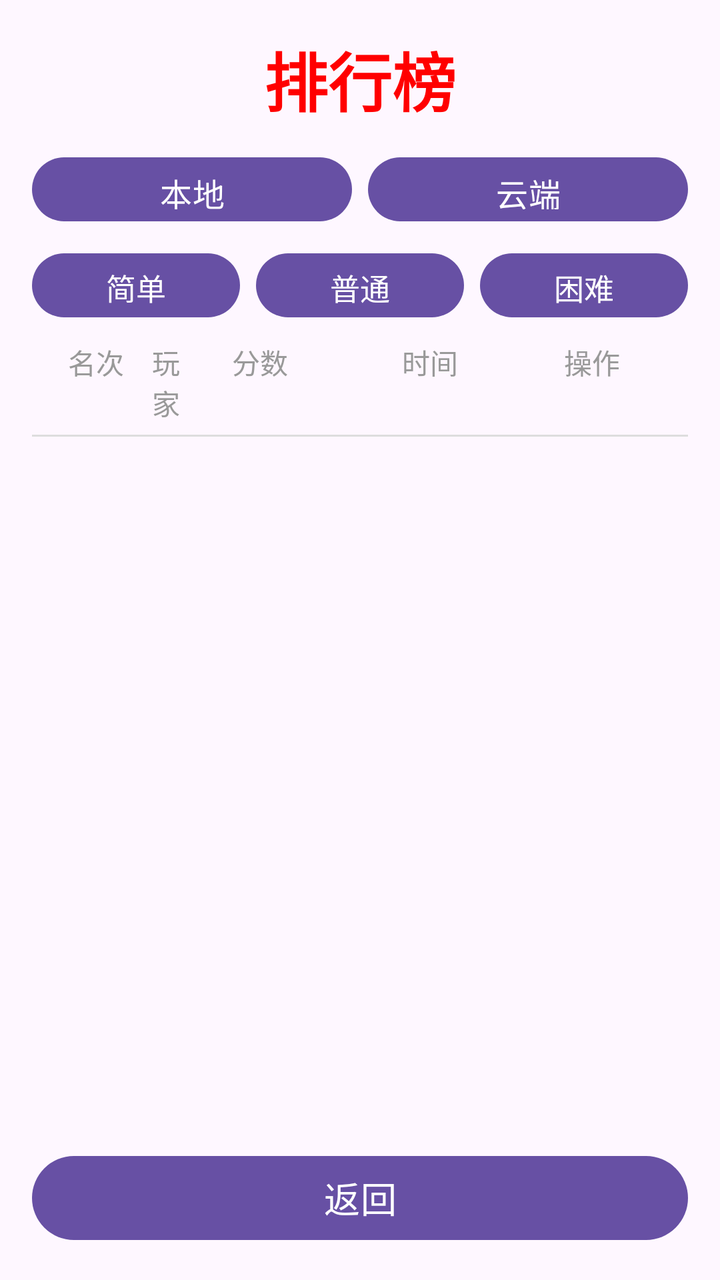
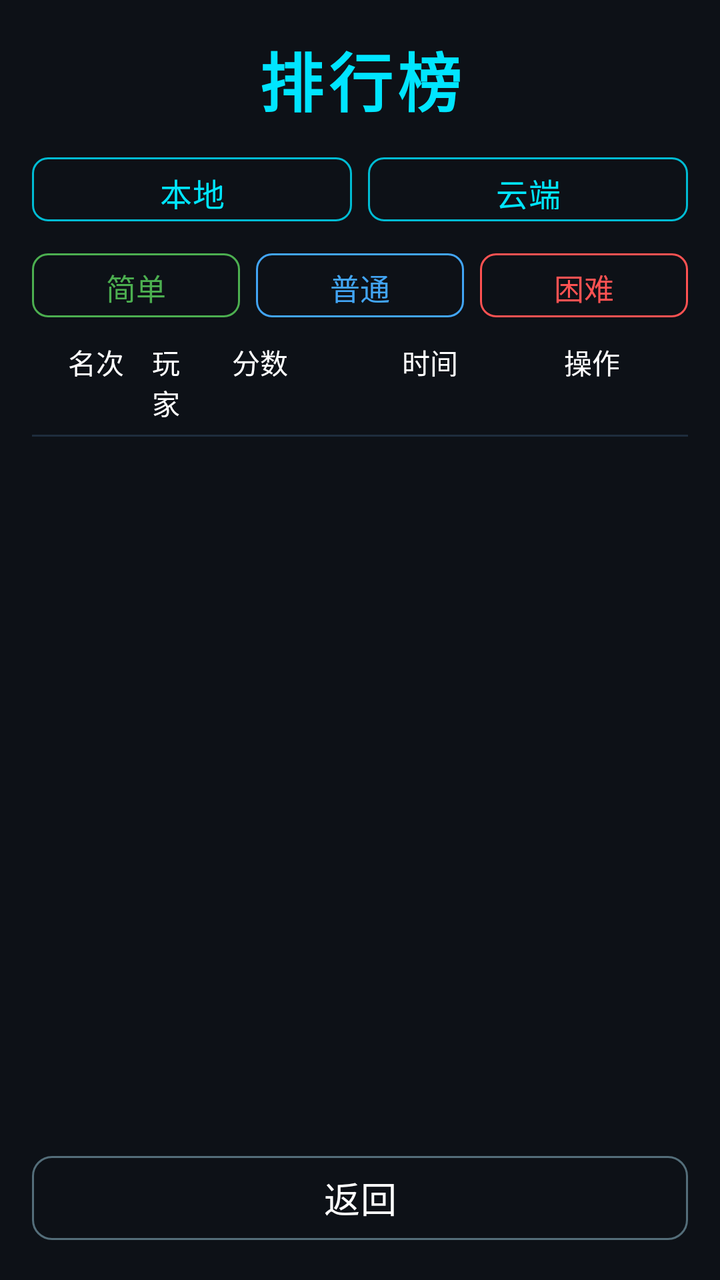

Screens rendered from an Android XML layout before and after an edit, with the pre-edit source and the edit as a unified diff.
<!-- AndroidManifest.xml: application theme Theme.AircraftWar -->
<!-- res/layout/activity_ranking.xml -->
<?xml version="1.0" encoding="utf-8"?>
<LinearLayout xmlns:android="http://schemas.android.com/apk/res/android"
    android:layout_width="match_parent"
    android:layout_height="match_parent"
    android:orientation="vertical"
    android:padding="16dp">

    <TextView
        android:layout_width="match_parent"
        android:layout_height="wrap_content"
        android:text="排行榜"
        android:textSize="32sp"
        android:textStyle="bold"
        android:textColor="#FF0000"
        android:gravity="center"
        android:layout_marginBottom="12dp" />

    
    <LinearLayout
        android:layout_width="match_parent"
        android:layout_height="wrap_content"
        android:orientation="horizontal"
        android:layout_marginBottom="8dp">

        <Button
            android:id="@+id/btn_tab_local"
            android:layout_width="0dp"
            android:layout_height="40dp"
            android:layout_weight="1"
            android:text="本地"
            android:textSize="16sp"
            android:layout_marginEnd="4dp" />

        <Button
            android:id="@+id/btn_tab_cloud"
            android:layout_width="0dp"
            android:layout_height="40dp"
            android:layout_weight="1"
            android:text="云端"
            android:textSize="16sp"
            android:layout_marginStart="4dp" />

    </LinearLayout>

    
    <LinearLayout
        android:layout_width="match_parent"
        android:layout_height="wrap_content"
        android:orientation="horizontal"
        android:layout_marginBottom="8dp">

        <Button
            android:id="@+id/btn_tab_easy"
            android:layout_width="0dp"
            android:layout_height="40dp"
            android:layout_weight="1"
            android:text="简单"
            android:textSize="15sp"
            android:layout_marginEnd="4dp" />

        <Button
            android:id="@+id/btn_tab_normal"
            android:layout_width="0dp"
            android:layout_height="40dp"
            android:layout_weight="1"
            android:text="普通"
            android:textSize="15sp"
            android:layout_marginStart="4dp"
            android:layout_marginEnd="4dp" />

        <Button
            android:id="@+id/btn_tab_hard"
            android:layout_width="0dp"
            android:layout_height="40dp"
            android:layout_weight="1"
            android:text="困难"
            android:textSize="15sp"
            android:layout_marginStart="4dp" />

    </LinearLayout>

    
    <LinearLayout
        android:layout_width="match_parent"
        android:layout_height="wrap_content"
        android:orientation="horizontal"
        android:paddingStart="12dp"
        android:paddingEnd="12dp"
        android:paddingBottom="6dp">

        <TextView
            android:layout_width="40dp"
            android:layout_height="wrap_content"
            android:text="名次"
            android:textSize="14sp"
            android:textColor="#999999"
            android:gravity="center" />

        <TextView
            android:layout_width="0dp"
            android:layout_height="wrap_content"
            android:layout_weight="1"
            android:text="玩家"
            android:textSize="14sp"
            android:textColor="#999999"
            android:paddingStart="8dp" />

        <TextView
            android:layout_width="80dp"
            android:layout_height="wrap_content"
            android:text="分数"
            android:textSize="14sp"
            android:textColor="#999999"
            android:gravity="center" />

        <TextView
            android:layout_width="90dp"
            android:layout_height="wrap_content"
            android:text="时间"
            android:textSize="14sp"
            android:textColor="#999999"
            android:gravity="center" />

        <TextView
            android:layout_width="72dp"
            android:layout_height="wrap_content"
            android:text="操作"
            android:textSize="14sp"
            android:textColor="#999999"
            android:gravity="center" />

    </LinearLayout>

    <View
        android:layout_width="match_parent"
        android:layout_height="1dp"
        android:background="#DDDDDD"
        android:layout_marginBottom="4dp" />

    
    <ListView
        android:id="@+id/lv_ranking"
        android:layout_width="match_parent"
        android:layout_height="0dp"
        android:layout_weight="1"
        android:divider="#EEEEEE"
        android:dividerHeight="1dp" />

    
    <Button
        android:id="@+id/btn_back"
        android:layout_width="match_parent"
        android:layout_height="50dp"
        android:text="返回"
        android:textSize="18sp"
        android:layout_marginTop="8dp" />

</LinearLayout>
<!-- resources referenced by this layout -->
<resources>
  <style name="Theme.AircraftWar" parent="Base.Theme.AircraftWar" />
  <style name="Base.Theme.AircraftWar" parent="Theme.Material3.DayNight.NoActionBar">
          
          
      </style>
</resources>

<!-- the commit's change to res/layout/activity_ranking.xml (unified diff, before → after) -->
@@ -1,9 +1,11 @@
 <?xml version="1.0" encoding="utf-8"?>
 <LinearLayout xmlns:android="http://schemas.android.com/apk/res/android"
+    xmlns:app="http://schemas.android.com/apk/res-auto"
     android:layout_width="match_parent"
     android:layout_height="match_parent"
     android:orientation="vertical"
-    android:padding="16dp">
+    android:padding="16dp"
+    android:background="@color/color_background">
 
     <TextView
         android:layout_width="match_parent"
@@ -11,8 +13,9 @@
         android:text="排行榜"
         android:textSize="32sp"
         android:textStyle="bold"
-        android:textColor="#FF0000"
+        android:textColor="@color/color_title"
         android:gravity="center"
+        android:letterSpacing="0.08"
         android:layout_marginBottom="12dp" />
 
     
@@ -24,21 +27,31 @@
 
         <Button
             android:id="@+id/btn_tab_local"
+            style="@style/Widget.Material3.Button.OutlinedButton"
             android:layout_width="0dp"
             android:layout_height="40dp"
             android:layout_weight="1"
             android:text="本地"
             android:textSize="16sp"
-            android:layout_marginEnd="4dp" />
+            android:textColor="@color/color_button_text"
+            android:layout_marginEnd="4dp"
+            app:strokeColor="@color/color_button_stroke"
+            app:strokeWidth="1dp"
+            app:cornerRadius="8dp" />
 
         <Button
             android:id="@+id/btn_tab_cloud"
+            style="@style/Widget.Material3.Button.OutlinedButton"
             android:layout_width="0dp"
             android:layout_height="40dp"
             android:layout_weight="1"
             android:text="云端"
             android:textSize="16sp"
-            android:layout_marginStart="4dp" />
+            android:textColor="@color/color_button_text"
+            android:layout_marginStart="4dp"
+            app:strokeColor="@color/color_button_stroke"
+            app:strokeWidth="1dp"
+            app:cornerRadius="8dp" />
 
     </LinearLayout>
 
@@ -51,31 +64,46 @@
 
         <Button
             android:id="@+id/btn_tab_easy"
+            style="@style/Widget.Material3.Button.OutlinedButton"
             android:layout_width="0dp"
             android:layout_height="40dp"
             android:layout_weight="1"
             android:text="简单"
             android:textSize="15sp"
-            android:layout_marginEnd="4dp" />
+            android:textColor="@color/color_easy"
+            android:layout_marginEnd="4dp"
+            app:strokeColor="@color/color_easy"
+            app:strokeWidth="1dp"
+            app:cornerRadius="8dp" />
 
         <Button
             android:id="@+id/btn_tab_normal"
+            style="@style/Widget.Material3.Button.OutlinedButton"
             android:layout_width="0dp"
             android:layout_height="40dp"
             android:layout_weight="1"
             android:text="普通"
             android:textSize="15sp"
+            android:textColor="@color/color_normal"
             android:layout_marginStart="4dp"
-            android:layout_marginEnd="4dp" />
+            android:layout_marginEnd="4dp"
+            app:strokeColor="@color/color_normal"
+            app:strokeWidth="1dp"
+            app:cornerRadius="8dp" />
 
         <Button
             android:id="@+id/btn_tab_hard"
+            style="@style/Widget.Material3.Button.OutlinedButton"
             android:layout_width="0dp"
             android:layout_height="40dp"
             android:layout_weight="1"
             android:text="困难"
             android:textSize="15sp"
-            android:layout_marginStart="4dp" />
+            android:textColor="@color/color_hard"
+            android:layout_marginStart="4dp"
+            app:strokeColor="@color/color_hard"
+            app:strokeWidth="1dp"
+            app:cornerRadius="8dp" />
 
     </LinearLayout>
 
@@ -93,7 +121,7 @@
             android:layout_height="wrap_content"
             android:text="名次"
             android:textSize="14sp"
-            android:textColor="#999999"
+            android:textColor="@color/color_text_primary"
             android:gravity="center" />
 
         <TextView
@@ -102,7 +130,7 @@
             android:layout_weight="1"
             android:text="玩家"
             android:textSize="14sp"
-            android:textColor="#999999"
+            android:textColor="@color/color_text_primary"
             android:paddingStart="8dp" />
 
         <TextView
@@ -110,7 +138,7 @@
             android:layout_height="wrap_content"
             android:text="分数"
             android:textSize="14sp"
-            android:textColor="#999999"
+            android:textColor="@color/color_text_primary"
             android:gravity="center" />
 
         <TextView
@@ -118,7 +146,7 @@
             android:layout_height="wrap_content"
             android:text="时间"
             android:textSize="14sp"
-            android:textColor="#999999"
+            android:textColor="@color/color_text_primary"
             android:gravity="center" />
 
         <TextView
@@ -126,7 +154,7 @@
             android:layout_height="wrap_content"
             android:text="操作"
             android:textSize="14sp"
-            android:textColor="#999999"
+            android:textColor="@color/color_text_primary"
             android:gravity="center" />
 
     </LinearLayout>
@@ -134,7 +162,7 @@
     <View
         android:layout_width="match_parent"
         android:layout_height="1dp"
-        android:background="#DDDDDD"
+        android:background="@color/color_divider"
         android:layout_marginBottom="4dp" />
 
     
@@ -143,16 +171,21 @@
         android:layout_width="match_parent"
         android:layout_height="0dp"
         android:layout_weight="1"
-        android:divider="#EEEEEE"
+        android:divider="@color/color_divider"
         android:dividerHeight="1dp" />
 
     
     <Button
         android:id="@+id/btn_back"
+        style="@style/Widget.Material3.Button.OutlinedButton"
         android:layout_width="match_parent"
         android:layout_height="50dp"
         android:text="返回"
         android:textSize="18sp"
-        android:layout_marginTop="8dp" />
+        android:textColor="@color/color_text_primary"
+        android:layout_marginTop="8dp"
+        app:strokeColor="@color/color_button_back"
+        app:strokeWidth="1dp"
+        app:cornerRadius="10dp" />
 
 </LinearLayout>
<!-- resource entries referenced after the edit -->
@@ -1,9 +1,24 @@
 <!-- resources referenced by this layout -->
 <resources>
+  <color name="color_background">#0D1117</color>
+  <color name="color_button_back">#546E7A</color>
+  <color name="color_button_stroke">#00BCD4</color>
+  <color name="color_button_text">#00E5FF</color>
+  <color name="color_divider">#1E2D3D</color>
+  <color name="color_easy">#4CAF50</color>
+  <color name="color_hard">#FF5252</color>
+  <color name="color_normal">#42A5F5</color>
+  <color name="color_text_primary">#FFFFFF</color>
+  <color name="color_title">#00E5FF</color>
   <style name="Theme.AircraftWar" parent="Base.Theme.AircraftWar" />
   <style name="Base.Theme.AircraftWar" parent="Theme.Material3.DayNight.NoActionBar">
-          
-          
+          <item name="colorPrimary">#00BCD4</item>
+          <item name="colorPrimaryVariant">#00838F</item>
+          <item name="android:windowBackground">@color/color_background</item>
+          <item name="colorSurface">@color/color_card_bg</item>
+          <item name="colorOnSurface">@color/color_text_primary</item>
+          <item name="colorOnPrimary">@color/color_background</item>
       </style>
+  <color name="color_card_bg">#111827</color>
 </resources>
 
